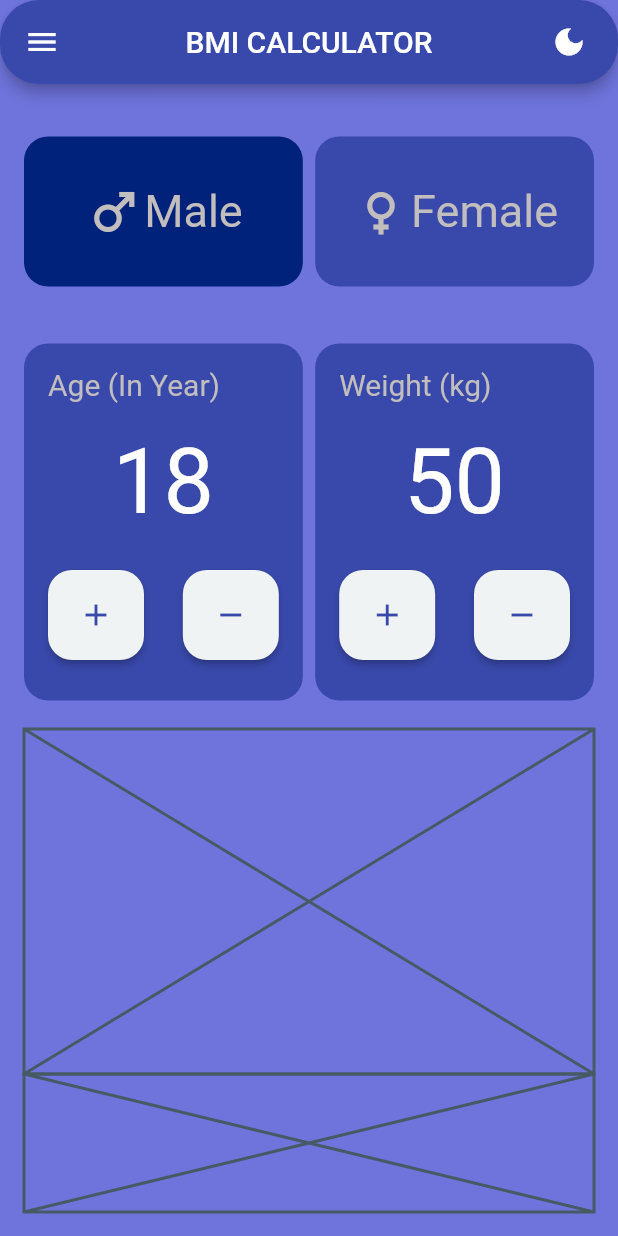
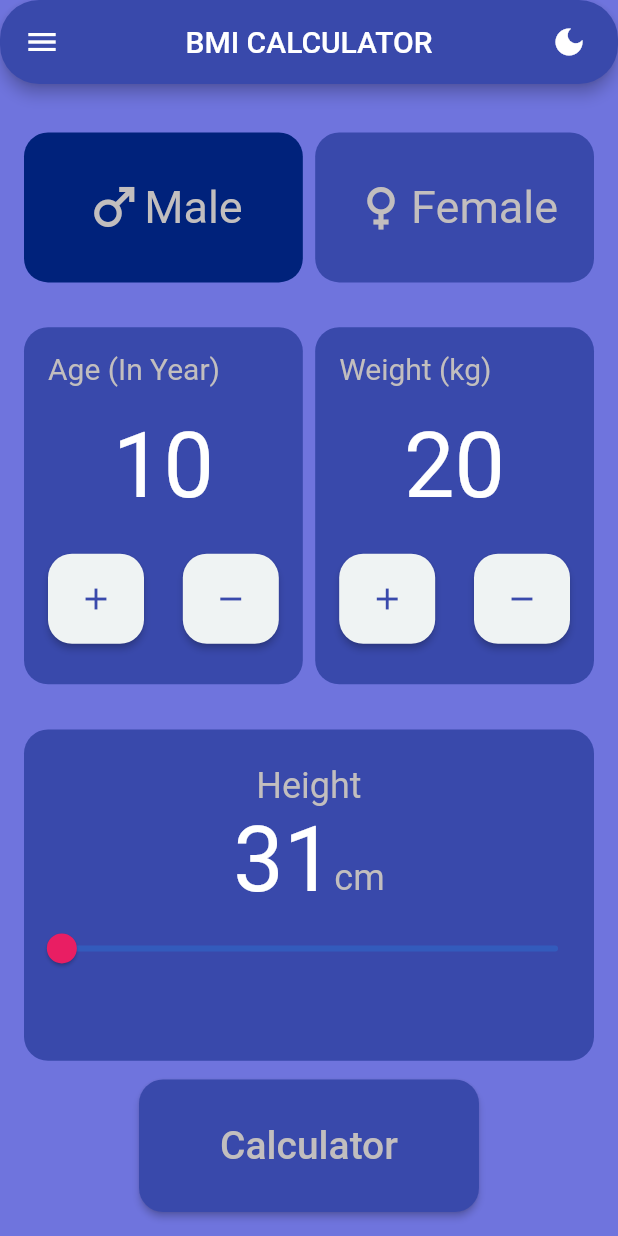
Before and after one commit to marufrobin/bmi_calculator, a Flutter app: the screen it shows after launch, on a phone screen of 412 x 824 dp. Run offline on Flutter 3.47's test engine with Material 2 defaults, Android fonts, the phone set to English and light mode, and no system bars.

Commit message:
Project done.

```diff
--- a/lib/home_page.dart
+++ b/lib/home_page.dart
@@ -1,3 +1,6 @@
+import 'dart:math';
+
+import 'package:bmi_calculator/bmi.dart';
 import 'package:flutter/material.dart';
 
 class HomePage extends StatefulWidget {
@@ -9,6 +12,9 @@ class HomePage extends StatefulWidget {
 
 class _HomePageState extends State<HomePage> {
   bool ismaleSelected = true;
+  int height = 31;
+  int weight = 20;
+  int age = 10;
 
   @override
   Widget build(BuildContext context) {
@@ -133,7 +139,7 @@ class _HomePageState extends State<HomePage> {
                           ),
                           Center(
                             child: Text(
-                              "18",
+                              "${age}",
                               style:
                                   TextStyle(fontSize: 60, color: Colors.white),
                             ),
@@ -145,7 +151,11 @@ class _HomePageState extends State<HomePage> {
                             mainAxisAlignment: MainAxisAlignment.spaceBetween,
                             children: [
                               ElevatedButton(
-                                  onPressed: (() {}),
+                                  onPressed: (() {
+                                    setState(() {
+                                      age++;
+                                    });
+                                  }),
                                   style: ButtonStyle(
                                       backgroundColor:
                                           MaterialStatePropertyAll<Color>(
@@ -161,7 +171,11 @@ class _HomePageState extends State<HomePage> {
                                     color: allBoxClr,
                                   )),
                               ElevatedButton(
-                                  onPressed: (() {}),
+                                  onPressed: (() {
+                                    setState(() {
+                                      age--;
+                                    });
+                                  }),
                                   style: ButtonStyle(
                                       backgroundColor:
                                           MaterialStatePropertyAll<Color>(
@@ -204,7 +218,7 @@ class _HomePageState extends State<HomePage> {
                           ),
                           Center(
                             child: Text(
-                              "50",
+                              "${weight}",
                               style:
                                   TextStyle(fontSize: 60, color: Colors.white),
                             ),
@@ -216,7 +230,11 @@ class _HomePageState extends State<HomePage> {
                             mainAxisAlignment: MainAxisAlignment.spaceBetween,
                             children: [
                               ElevatedButton(
-                                  onPressed: (() {}),
+                                  onPressed: (() {
+                                    setState(() {
+                                      weight++;
+                                    });
+                                  }),
                                   style: ButtonStyle(
                                       backgroundColor:
                                           MaterialStatePropertyAll<Color>(
@@ -232,7 +250,11 @@ class _HomePageState extends State<HomePage> {
                                     color: allBoxClr,
                                   )),
                               ElevatedButton(
-                                  onPressed: (() {}),
+                                  onPressed: (() {
+                                    setState(() {
+                                      weight--;
+                                    });
+                                  }),
                                   style: ButtonStyle(
                                       backgroundColor:
                                           MaterialStatePropertyAll<Color>(
@@ -254,11 +276,88 @@ class _HomePageState extends State<HomePage> {
                     )),
                   ],
                 )),
-            Expanded(flex: 5, child: Placeholder()),
-            Expanded(flex: 2, child: Placeholder())
+            SizedBox(
+              height: MediaQuery.of(context).size.height * 0.02,
+            ),
+            Expanded(
+                flex: 5,
+                child: Container(
+                  padding: EdgeInsets.symmetric(vertical: 24),
+                  height: 200,
+                  width: 398,
+                  decoration: BoxDecoration(
+                      color: allBoxClr,
+                      borderRadius: BorderRadius.all(Radius.circular(16))),
+                  child: Column(
+                    // crossAxisAlignment: CrossAxisAlignment.center,
+                    children: [
+                      Text(
+                        "Height",
+                        style: TextStyle(color: textIconClr, fontSize: 24),
+                      ),
+                      Row(
+                        mainAxisAlignment: MainAxisAlignment.center,
+                        crossAxisAlignment: CrossAxisAlignment.baseline,
+                        textBaseline: TextBaseline.alphabetic,
+                        children: [
+                          Text(
+                            "${height}",
+                            style: TextStyle(fontSize: 60, color: Colors.white),
+                          ),
+                          Text(
+                            "cm",
+                            style: TextStyle(color: textIconClr, fontSize: 24),
+                          )
+                        ],
+                      ),
+                      SliderTheme(
+                          data: SliderTheme.of(context)
+                              .copyWith(thumbColor: Colors.pink),
+                          child: Slider(
+                            value: height.toDouble(),
+                            onChanged: (value) {
+                              setState(() {
+                                height = value.toInt();
+                              });
+                            },
+                            max: 300,
+                            min: 30,
+                          ))
+                    ],
+                  ),
+                )),
+            SizedBox(
+              height: MediaQuery.of(context).size.height * 0.015,
+            ),
+            Expanded(
+                flex: 2,
+                child: MaterialButton(
+                  padding: EdgeInsets.symmetric(vertical: 20, horizontal: 54),
+                  height: 70,
+                  minWidth: 220,
+                  shape: RoundedRectangleBorder(
+                      borderRadius: BorderRadius.circular(16)),
+                  onPressed: (() {
+                    Navigator.push(
+                        context,
+                        MaterialPageRoute(
+                            builder: ((context) => BMI(
+                                  bmiReslut: bmi(weight, height).toInt(),
+                                ))));
+                  }),
+                  color: allBoxClr,
+                  child: Text(
+                    "Calculator",
+                    style: TextStyle(color: textIconClr, fontSize: 26),
+                  ),
+                ))
           ],
         ),
       ),
     ));
   }
+
+  bmi(int weight, int height) {
+    return weight / pow((height / 100), 2);
+  }
 }
```
Also changed, not shown: lib/bmi.dart (+52 -8 lines).
